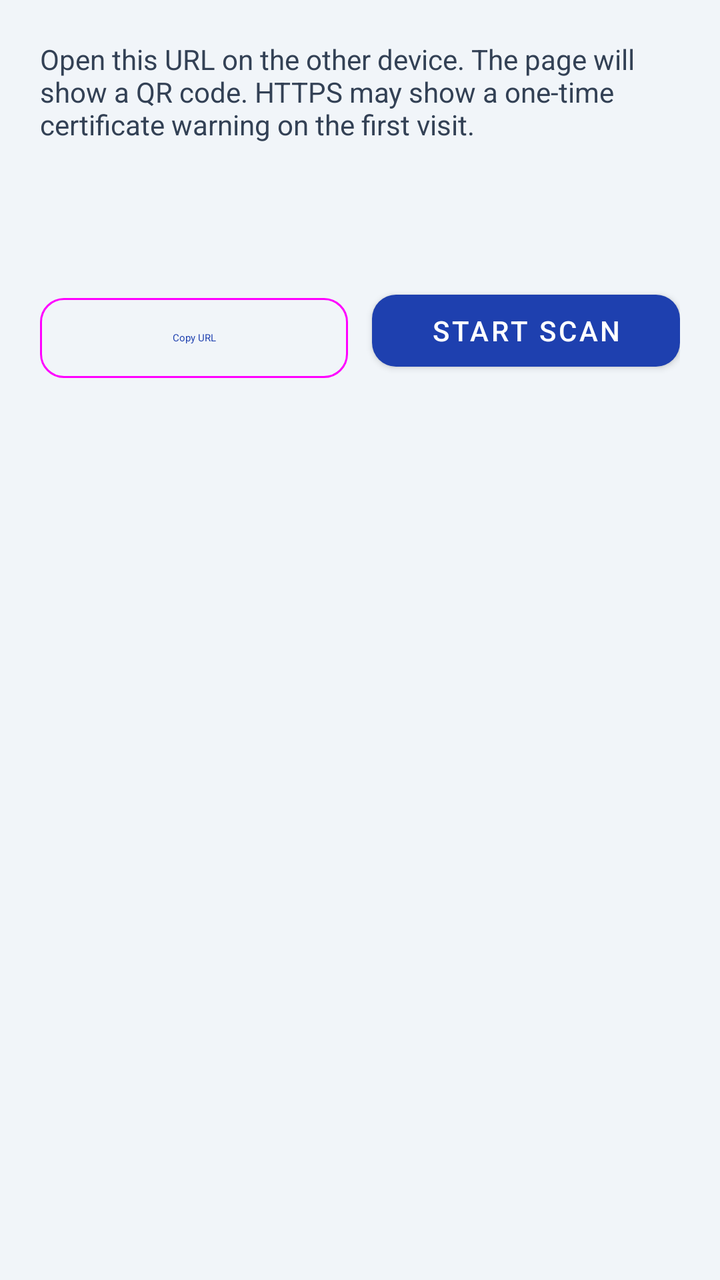
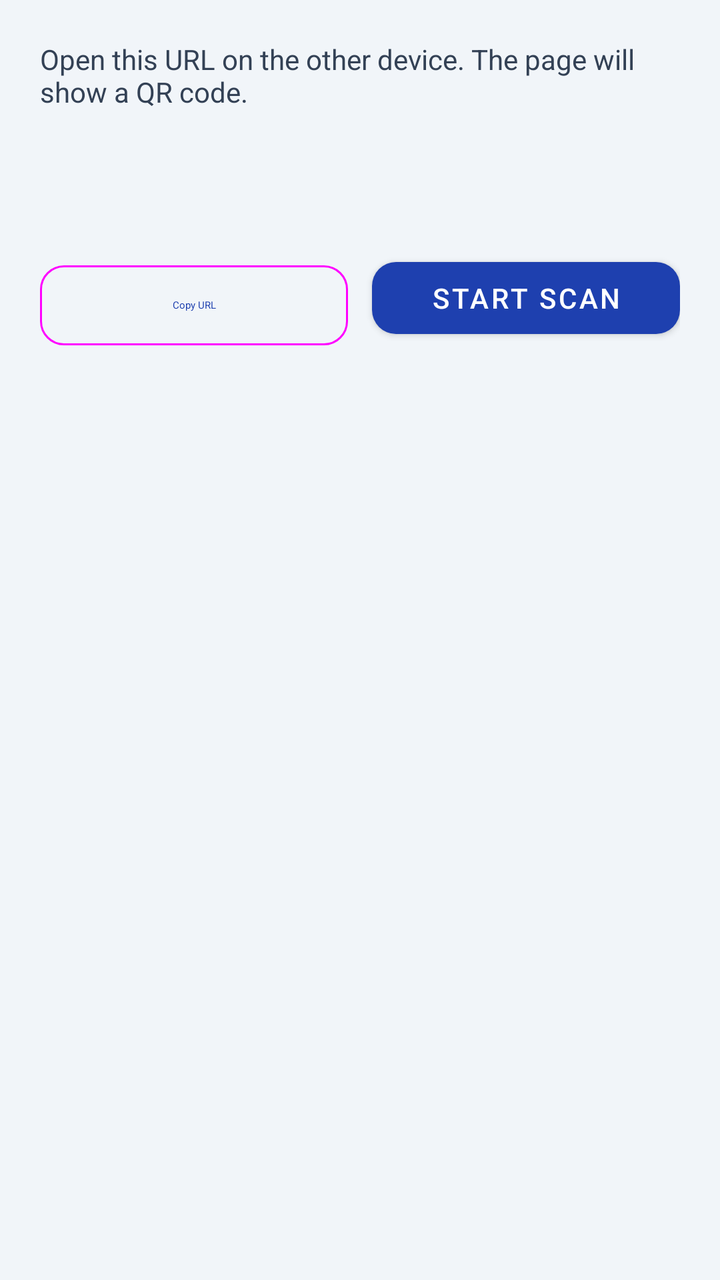

Before-and-after screenshots of an Android layout around one commit, followed by the original layout XML and the change that was made.
<!-- AndroidManifest.xml: application theme Theme.PGMImageViewer -->
<!-- res/layout/dialog_scan_login.xml -->
<?xml version="1.0" encoding="utf-8"?>
<LinearLayout xmlns:android="http://schemas.android.com/apk/res/android"
    xmlns:app="http://schemas.android.com/apk/res-auto"
    android:layout_width="match_parent"
    android:layout_height="wrap_content"
    android:orientation="vertical"
    android:padding="20dp">

    <TextView
        android:layout_width="match_parent"
        android:layout_height="wrap_content"
        android:text="@string/tools_scan_login_url_hint"
        android:textColor="@color/slate_700"
        android:textSize="14sp" />

    <TextView
        android:id="@+id/text_view_scan_login_url"
        android:layout_width="match_parent"
        android:layout_height="wrap_content"
        android:layout_marginTop="8dp"
        android:background="@color/slate_100"
        android:padding="12dp"
        android:textColor="@color/slate_900"
        android:textIsSelectable="true"
        android:textSize="16sp" />

    <LinearLayout
        android:layout_width="match_parent"
        android:layout_height="wrap_content"
        android:layout_marginTop="16dp"
        android:orientation="horizontal">

        <com.google.android.material.button.MaterialButton
            android:id="@+id/button_copy_scan_login_url"
            style="@style/Widget.Material3.Button.OutlinedButton"
            android:layout_width="0dp"
            android:layout_height="wrap_content"
            android:layout_weight="1"
            android:text="@string/tools_scan_login_copy"
            android:textColor="@color/blue_500"
            app:cornerRadius="12dp" />

        <com.google.android.material.button.MaterialButton
            android:id="@+id/button_start_scan"
            android:layout_width="0dp"
            android:layout_height="wrap_content"
            android:layout_marginStart="12dp"
            android:layout_weight="1"
            android:text="@string/tools_scan_login_start"
            android:textColor="@color/white"
            app:backgroundTint="@color/blue_500"
            app:cornerRadius="12dp" />
    </LinearLayout>
</LinearLayout>
<!-- resources referenced by this layout -->
<resources>
  <color name="blue_500">#FF1E40AF</color>
  <color name="slate_100">#FFF1F5F9</color>
  <color name="slate_700">#FF334155</color>
  <color name="slate_900">#FF0F172A</color>
  <color name="white">#FFFFFFFF</color>
  <string name="tools_scan_login_copy">Copy URL</string>
  <string name="tools_scan_login_start">Start Scan</string>
  <string name="tools_scan_login_url_hint">Open this URL on the other device. The page will show a QR code. HTTPS may show a one-time certificate warning on the first visit.</string>
  <style name="Theme.PGMImageViewer" parent="Theme.MaterialComponents.DayNight.NoActionBar">
          <item name="colorPrimary">@color/blue_500</item>
          <item name="colorPrimaryVariant">@color/blue_700</item>
          <item name="colorOnPrimary">@color/white</item>
          <item name="colorSecondary">@color/slate_700</item>
          <item name="colorSecondaryVariant">@color/slate_900</item>
          <item name="colorOnSecondary">@color/white</item>
          <item name="android:statusBarColor">@color/white</item>
          <item name="android:windowLightStatusBar">true</item>
          <item name="android:windowBackground">@color/slate_100</item>
      </style>
  <color name="blue_700">#FF1D4ED8</color>
</resources>

<!-- the commit's change to res/layout/dialog_scan_login.xml (unified diff, before → after) -->
@@ -7,6 +7,7 @@
     android:padding="20dp">
 
     <TextView
+        android:id="@+id/text_view_scan_login_hint"
         android:layout_width="match_parent"
         android:layout_height="wrap_content"
         android:text="@string/tools_scan_login_url_hint"
@@ -41,6 +42,18 @@
             app:cornerRadius="12dp" />
 
         <com.google.android.material.button.MaterialButton
+            android:id="@+id/button_confirm_scan_login"
+            style="@style/Widget.Material3.Button.OutlinedButton"
+            android:layout_width="0dp"
+            android:layout_height="wrap_content"
+            android:layout_marginStart="12dp"
+            android:layout_weight="1"
+            android:text="@string/tools_scan_login_confirm"
+            android:textColor="@color/green_600"
+            android:visibility="gone"
+            app:cornerRadius="12dp" />
+
+        <com.google.android.material.button.MaterialButton
             android:id="@+id/button_start_scan"
             android:layout_width="0dp"
             android:layout_height="wrap_content"
<!-- resource entries referenced after the edit -->
@@ -1,13 +1,15 @@
 <!-- resources referenced by this layout -->
 <resources>
   <color name="blue_500">#FF1E40AF</color>
+  <color name="green_600">#FF16A34A</color>
   <color name="slate_100">#FFF1F5F9</color>
   <color name="slate_700">#FF334155</color>
   <color name="slate_900">#FF0F172A</color>
   <color name="white">#FFFFFFFF</color>
+  <string name="tools_scan_login_confirm">Confirm Login</string>
   <string name="tools_scan_login_copy">Copy URL</string>
   <string name="tools_scan_login_start">Start Scan</string>
-  <string name="tools_scan_login_url_hint">Open this URL on the other device. The page will show a QR code. HTTPS may show a one-time certificate warning on the first visit.</string>
+  <string name="tools_scan_login_url_hint">Open this URL on the other device. The page will show a QR code.</string>
   <style name="Theme.PGMImageViewer" parent="Theme.MaterialComponents.DayNight.NoActionBar">
           <item name="colorPrimary">@color/blue_500</item>
           <item name="colorPrimaryVariant">@color/blue_700</item>
